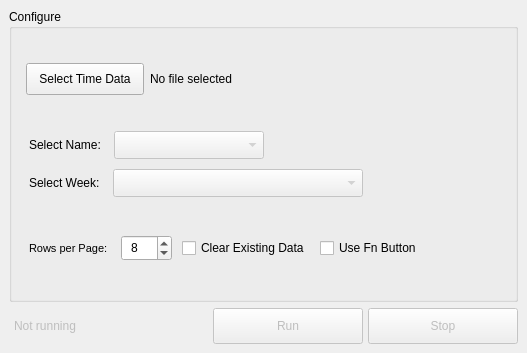
This is app/gui/main_window.ui in Dylan-Dotti/GHD-Auto-Time-Entry as Qt 5 draws it before an edit. The edited form follows.
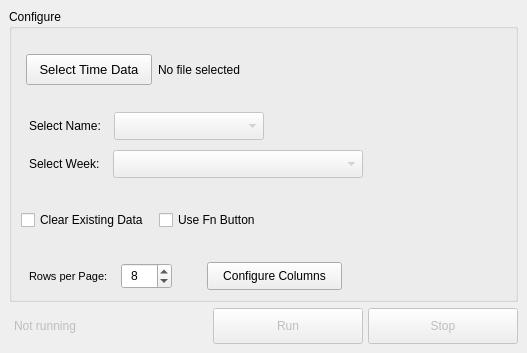
This is the edited form.

Commit message: Added configure columns window

The edit to the form file:
```diff
--- a/app/gui/main_window.ui
+++ b/app/gui/main_window.ui
@@ -57,11 +57,16 @@
                <verstretch>0</verstretch>
               </sizepolicy>
              </property>
+             <property name="font">
+              <font>
+               <pointsize>10</pointsize>
+              </font>
+             </property>
              <property name="cursor">
               <cursorShape>ArrowCursor</cursorShape>
              </property>
              <property name="styleSheet">
-              <string notr="true">padding: 8px 12px;
+              <string notr="true">padding: 7px 12px;
 margin: 5px;
 margin-right: 0px;
 </string>
@@ -191,7 +196,66 @@
          </item>
          <item>
           <layout class="QHBoxLayout" name="horizontalLayout_2">
+           <item alignment="Qt::AlignVCenter">
+            <widget class="QCheckBox" name="clear_data_checkbox">
+             <property name="sizePolicy">
+              <sizepolicy hsizetype="Preferred" vsizetype="Preferred">
+               <horstretch>0</horstretch>
+               <verstretch>0</verstretch>
+              </sizepolicy>
+             </property>
+             <property name="styleSheet">
+              <string notr="true">margin: 8px;
+
+QCheckBox::indicator {
+     width: 12px;
+     height: 12px;
+ }</string>
+             </property>
+             <property name="text">
+              <string>Clear Existing Data</string>
+             </property>
+             <property name="tristate">
+              <bool>false</bool>
+             </property>
+            </widget>
+           </item>
+           <item alignment="Qt::AlignVCenter">
+            <widget class="QCheckBox" name="use_fn_checkbox">
+             <property name="whatsThis">
+              <string>&lt;html&gt;&lt;head/&gt;&lt;body&gt;&lt;p&gt;Some computers need to press the 'Fn' button in order to use the F keys (F1-F12)&lt;/p&gt;&lt;/body&gt;&lt;/html&gt;</string>
+             </property>
+             <property name="styleSheet">
+              <string notr="true">margin: 8px;
+
+QCheckBox::indicator {
+     width: 12px;
+     height: 12px;
+ }</string>
+             </property>
+             <property name="text">
+              <string>Use Fn Button</string>
+             </property>
+            </widget>
+           </item>
            <item>
+            <spacer name="horizontalSpacer_2">
+             <property name="orientation">
+              <enum>Qt::Horizontal</enum>
+             </property>
+             <property name="sizeHint" stdset="0">
+              <size>
+               <width>40</width>
+               <height>20</height>
+              </size>
+             </property>
+            </spacer>
+           </item>
+          </layout>
+         </item>
+         <item>
+          <layout class="QHBoxLayout" name="horizontalLayout_5">
+           <item alignment="Qt::AlignLeft">
             <widget class="QLabel" name="label_3">
              <property name="font">
               <font>
@@ -206,7 +270,7 @@
              </property>
             </widget>
            </item>
-           <item>
+           <item alignment="Qt::AlignLeft">
             <widget class="QSpinBox" name="rows_per_page_box">
              <property name="sizePolicy">
               <sizepolicy hsizetype="Maximum" vsizetype="Fixed">
@@ -227,50 +291,24 @@
              </property>
             </widget>
            </item>
-           <item alignment="Qt::AlignVCenter">
-            <widget class="QCheckBox" name="clear_data_checkbox">
-             <property name="sizePolicy">
-              <sizepolicy hsizetype="Preferred" vsizetype="Preferred">
-               <horstretch>0</horstretch>
-               <verstretch>0</verstretch>
-              </sizepolicy>
+           <item>
+            <widget class="QPushButton" name="configure_columns_button">
+             <property name="font">
+              <font>
+               <pointsize>9</pointsize>
+              </font>
              </property>
              <property name="styleSheet">
-              <string notr="true">margin: 8px;
-
-QCheckBox::indicator {
-     width: 12px;
-     height: 12px;
- }</string>
+              <string notr="true">padding: 6px 15px;
+margin-left: 25px</string>
              </property>
              <property name="text">
-              <string>Clear Existing Data</string>
+              <string>Configure Columns</string>
              </property>
-             <property name="tristate">
-              <bool>false</bool>
-             </property>
             </widget>
            </item>
-           <item alignment="Qt::AlignVCenter">
-            <widget class="QCheckBox" name="use_fn_checkbox">
-             <property name="whatsThis">
-              <string>&lt;html&gt;&lt;head/&gt;&lt;body&gt;&lt;p&gt;Some computers need to press the 'Fn' button in order to use the F keys (F1-F12)&lt;/p&gt;&lt;/body&gt;&lt;/html&gt;</string>
-             </property>
-             <property name="styleSheet">
-              <string notr="true">margin: 8px;
-
-QCheckBox::indicator {
-     width: 12px;
-     height: 12px;
- }</string>
-             </property>
-             <property name="text">
-              <string>Use Fn Button</string>
-             </property>
-            </widget>
-           </item>
            <item>
-            <spacer name="horizontalSpacer_2">
+            <spacer name="horizontalSpacer_4">
              <property name="orientation">
               <enum>Qt::Horizontal</enum>
              </property>
@@ -373,7 +411,7 @@
      <x>0</x>
      <y>0</y>
      <width>527</width>
-     <height>22</height>
+     <height>21</height>
     </rect>
    </property>
   </widget>
```
The commit also changes 5 other files.
